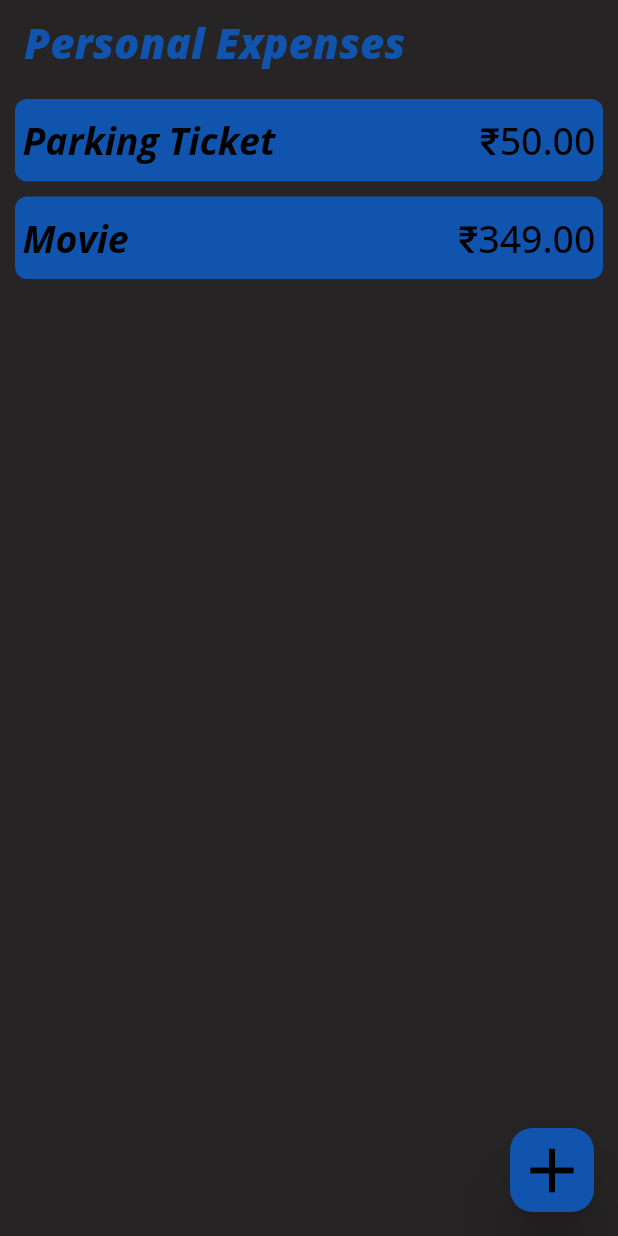
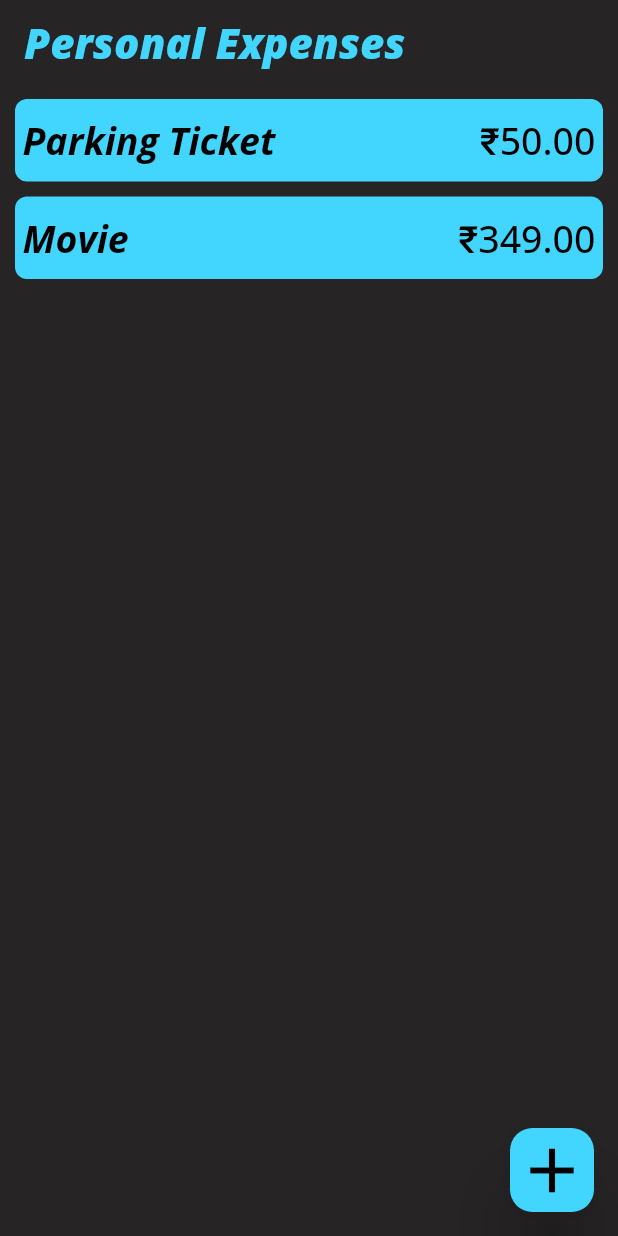
Before and after one commit to samitkapoor/Personal-Expenses, a Flutter app: the screen it shows after launch, on a phone screen of 412 x 824 dp. Run offline on Flutter 3.47's test engine with Material 2 defaults, Android fonts, the phone set to English and light mode, and no system bars; our stand-ins replace get.

Commit message:
Changed color scheme

```diff
--- a/lib/core/personal_expenses.dart
+++ b/lib/core/personal_expenses.dart
@@ -17,23 +17,23 @@ class PersonalExpenses extends StatelessWidget {
       theme: ThemeData(
         scaffoldBackgroundColor: const Color(0xff262424),
         primaryColor: const Color(0xff262424),
-        highlightColor: Color(0xff1054ad),
+        highlightColor: Color(0xff42d6ff),
         indicatorColor: Colors.black,
         appBarTheme: const AppBarTheme(
           backgroundColor: Colors.transparent,
           elevation: 0,
           centerTitle: false,
-          foregroundColor: Color(0xff1054ad),
+          foregroundColor: Color(0xff42d6ff),
           titleTextStyle: TextStyle(
             fontStyle: FontStyle.italic,
-            color: Color(0xff1054ad),
+            color: Color(0xff42d6ff),
             fontWeight: FontWeight.w900,
             fontFamily: 'OpenSans',
             fontSize: 28,
           ),
         ),
         floatingActionButtonTheme: FloatingActionButtonThemeData(
-          backgroundColor: const Color(0xff1054ad),
+          backgroundColor: const Color(0xff42d6ff),
           elevation: 20,
           focusElevation: 5,
           shape: RoundedRectangleBorder(
```
